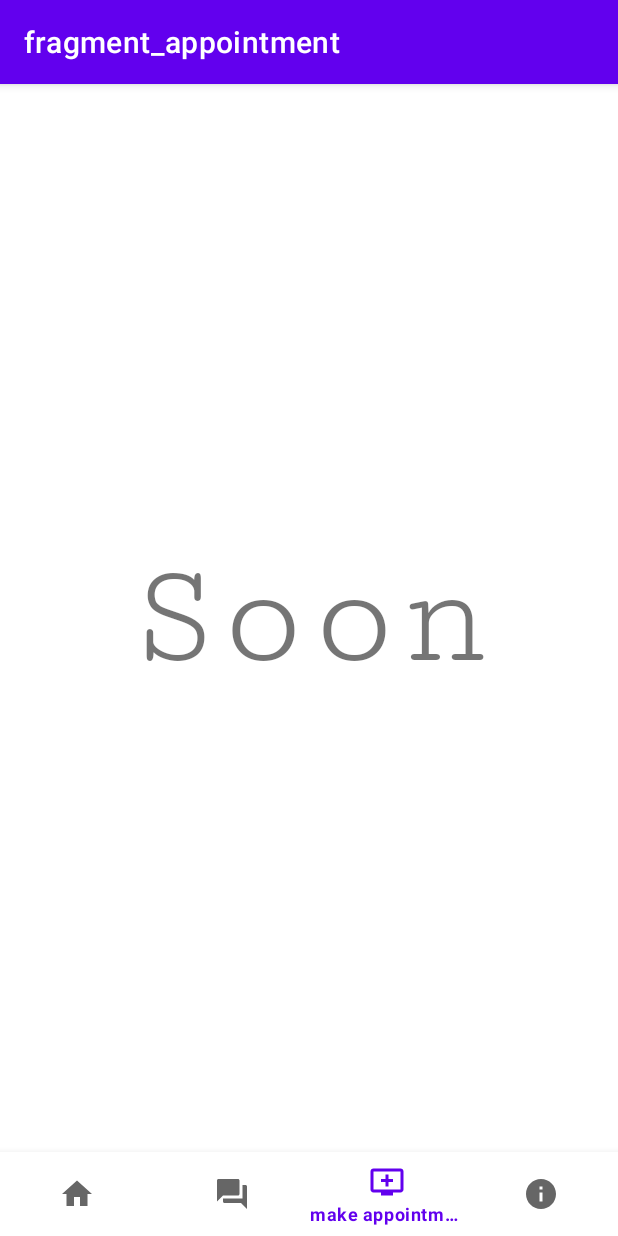
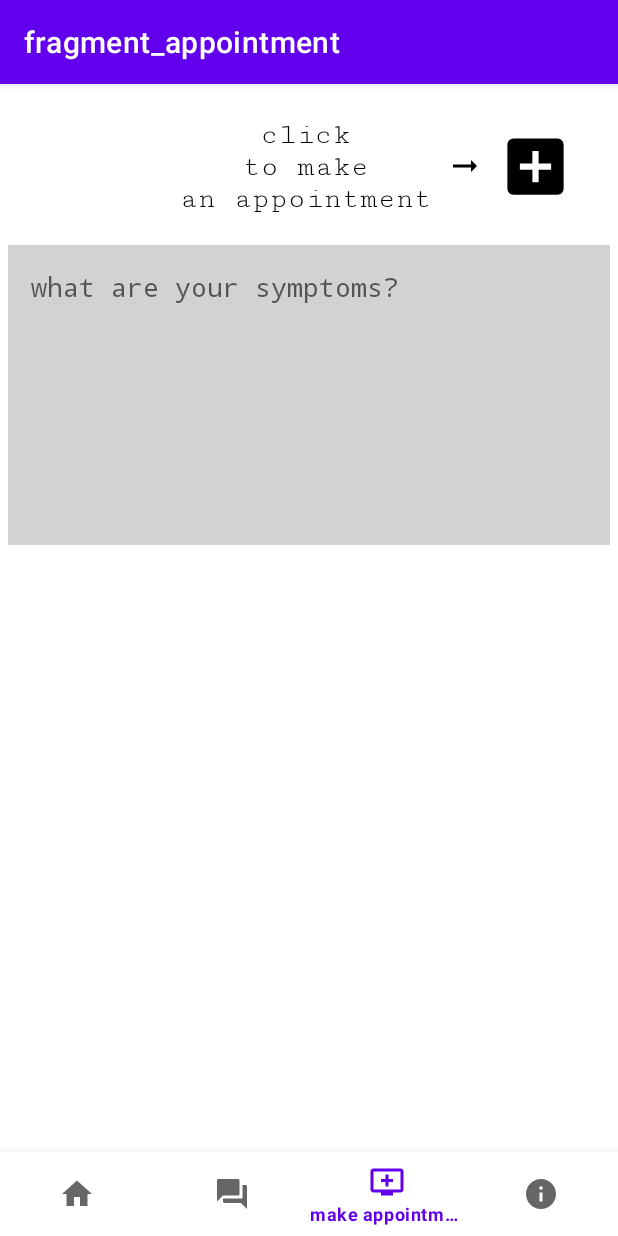
Before and after one commit to sixaruliketi/MedicalBloggerApp, an Android app: the AppointmentFragment screen opened through its navigation route, on a phone screen of 412 x 824 dp. Run offline under Robolectric (Android 15) with nearby library versions, the phone set to English and light mode, and no system bars; our stand-ins replace navigation-ui; pictures from the network do not load.

Commit message:
appointment fragment (easy ver.) added

```diff
--- a/app/src/main/java/com/example/medicalbloggerapp/appointment/AppointmentFragment.kt
+++ b/app/src/main/java/com/example/medicalbloggerapp/appointment/AppointmentFragment.kt
@@ -1,7 +1,43 @@
 package com.example.medicalbloggerapp.appointment
 
+import android.os.Bundle
+import android.view.LayoutInflater
+import android.view.View
+import android.view.ViewGroup
+import android.widget.Toast
 import androidx.fragment.app.Fragment
 import com.example.medicalbloggerapp.R
+import com.example.medicalbloggerapp.SampleData
+import com.example.medicalbloggerapp.databinding.FragmentAppointmentBinding
+import com.example.medicalbloggerapp.databinding.FragmentHomeBinding
+import com.example.medicalbloggerapp.home.homeAdapters.HomeMainAdapter
 
-class AppointmentFragment : Fragment(R.layout.fragment_appointment) {
+class AppointmentFragment : Fragment() {
+
+    private var _binding: FragmentAppointmentBinding? = null
+    private val binding get() = _binding!!
+
+    override fun onCreateView(
+        inflater: LayoutInflater,
+        container: ViewGroup?,
+        savedInstanceState: Bundle?
+    ): View? {
+        _binding = FragmentAppointmentBinding.inflate(inflater, container, false)
+        init()
+        return binding.root
+    }
+
+    private fun init(){
+        binding.apply {
+            addAppointmentClickButton.setOnClickListener{
+                Toast.makeText(context, "you're in the queue", Toast.LENGTH_SHORT).show()
+            }
+        }
+    }
+
+    override fun onDestroyView() {
+        super.onDestroyView()
+        _binding = null
+    }
+
 }
--- /dev/null
+++ b/app/src/main/res/drawable/ic_add_box.xml
@@ -0,0 +1,5 @@
+<vector android:height="24dp" android:tint="#000000"
+    android:viewportHeight="24" android:viewportWidth="24"
+    android:width="24dp" xmlns:android="http://schemas.android.com/apk/res/android">
+    <path android:fillColor="@android:color/white" android:pathData="M19,3L5,3c-1.11,0 -2,0.9 -2,2v14c0,1.1 0.89,2 2,2h14c1.1,0 2,-0.9 2,-2L21,5c0,-1.1 -0.9,-2 -2,-2zM17,13h-4v4h-2v-4L7,13v-2h4L11,7h2v4h4v2z"/>
+</vector>
--- /dev/null
+++ b/app/src/main/res/drawable/ic_baseline_arrow_right_alt_24.xml
@@ -0,0 +1,5 @@
+<vector android:autoMirrored="true" android:height="24dp"
+    android:tint="#000000" android:viewportHeight="24"
+    android:viewportWidth="24" android:width="24dp" xmlns:android="http://schemas.android.com/apk/res/android">
+    <path android:fillColor="@android:color/white" android:pathData="M16.01,11H4v2h12.01v3L20,12l-3.99,-4z"/>
+</vector>
--- a/app/src/main/res/layout/fragment_appointment.xml
+++ b/app/src/main/res/layout/fragment_appointment.xml
@@ -1,16 +1,49 @@
 <?xml version="1.0" encoding="utf-8"?>
-<FrameLayout xmlns:android="http://schemas.android.com/apk/res/android"
+<androidx.constraintlayout.widget.ConstraintLayout xmlns:android="http://schemas.android.com/apk/res/android"
     xmlns:tools="http://schemas.android.com/tools"
     android:layout_width="match_parent"
     android:layout_height="match_parent"
+    xmlns:app="http://schemas.android.com/apk/res-auto"
     tools:context=".appointment.AppointmentFragment">
 
     <TextView
+        android:id="@+id/addAppointmentText"
+        android:layout_width="wrap_content"
+        android:layout_height="wrap_content"
+        android:textSize="19sp"
+        android:fontFamily="serif-monospace"
+        android:textAlignment="center"
+        android:layout_marginEnd="10dp"
+        android:drawablePadding="10dp"
+        android:textColor="@color/black"
+        android:text="click\nto make\nan appointment"
+        app:layout_constraintTop_toTopOf="@id/addAppointmentClickButton"
+        app:layout_constraintEnd_toStartOf="@id/addAppointmentClickButton"
+        app:layout_constraintBottom_toBottomOf="@+id/addAppointmentClickButton"
+        app:drawableEndCompat="@drawable/ic_baseline_arrow_right_alt_24" />
+
+    <ImageView
+        android:id="@+id/addAppointmentClickButton"
+        android:layout_width="50dp"
+        android:layout_height="50dp"
+        android:src="@drawable/ic_add_box"
+        android:layout_margin="30dp"
+        android:clickable="true"
+        android:focusable="true"
+        app:layout_constraintEnd_toEndOf="parent"
+        app:layout_constraintTop_toTopOf="parent"/>
+
+    <EditText
         android:layout_width="match_parent"
-        android:layout_height="match_parent"
-        android:gravity="center"
-        android:textSize="100dp"
-        android:fontFamily="serif-monospace"
-        android:text="@string/hello_blank_fragment" />
+        android:layout_height="200dp"
+        android:background="#39373737"
+        android:padding="15dp"
+        android:gravity="start"
+        android:textAlignment="textStart"
+        android:hint="what are your symptoms?"
+        android:fontFamily="monospace"
+        android:layout_marginHorizontal="5dp"
+        android:layout_marginTop="20dp"
+        app:layout_constraintTop_toBottomOf="@id/addAppointmentText"/>
 
-</FrameLayout>
+</androidx.constraintlayout.widget.ConstraintLayout>
```
